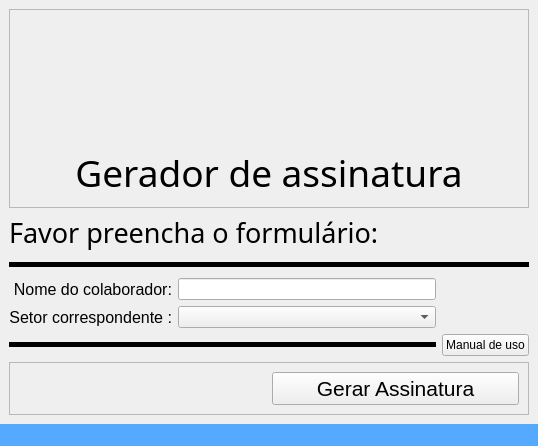
The window that code/src/ui/window_ass.ui (Sl3nc/Assinatura_Auto) describes before a commit, drawn with Qt 5.
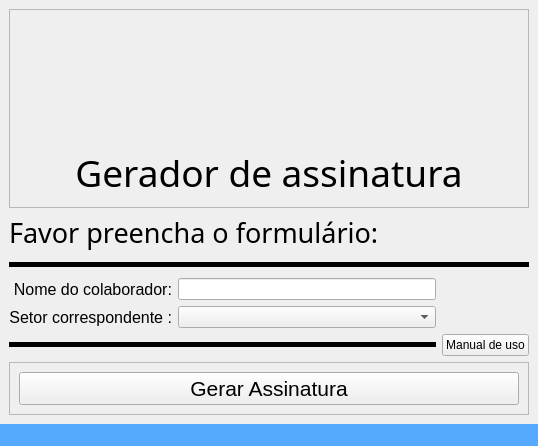
The same window after the commit. Icons and pictures are not drawn.

Commit message: centrals widgets

```diff
--- a/code/src/ui/window_ass.ui
+++ b/code/src/ui/window_ass.ui
@@ -10,6 +10,12 @@
     <height>446</height>
    </rect>
   </property>
+  <property name="sizePolicy">
+   <sizepolicy hsizetype="Fixed" vsizetype="Fixed">
+    <horstretch>0</horstretch>
+    <verstretch>0</verstretch>
+   </sizepolicy>
+  </property>
   <property name="windowTitle">
    <string>MainWindow</string>
   </property>
@@ -254,13 +260,6 @@
        <enum>QFrame::Shadow::Raised</enum>
       </property>
       <layout class="QHBoxLayout" name="horizontalLayout">
-       <item>
-        <widget class="QLabel" name="lab_load">
-         <property name="text">
-          <string/>
-         </property>
-        </widget>
-       </item>
        <item>
         <widget class="QPushButton" name="pushButton">
          <property name="sizePolicy">
```
Left out of the diff: 80 changed lines with no effect on the pictures. The commit also changes 2 other files.
